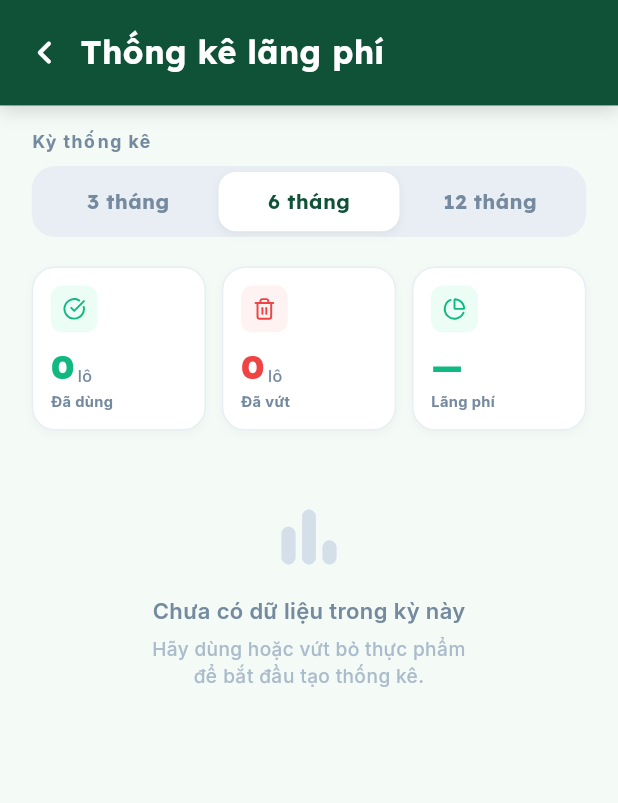
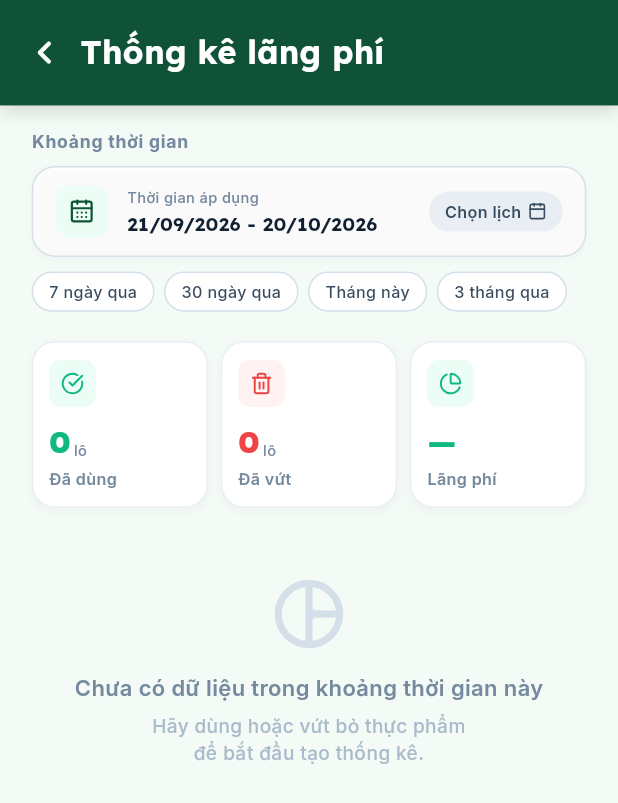
Before and after one commit to DuongLDT2005/FOORA, a Flutter app: the WasteStatisticsPage screen opened by its route, on a phone screen of 412 x 824 dp. Shown: the top 803 px of the screen. Run offline on Flutter 3.47's test engine with Material 3 defaults, Android fonts, the phone set to English and light mode, and no system bars; our stand-ins replace camera, cloud_firestore, cloud_functions, connectivity_plus, firebase_auth, firebase_core and 12 more; missing offline and left inert: google_mlkit_text_recognition; accounts and stored records are empty.

Commit message:
feat(statistics): balance summary cards, add date range picker, and remove bar chart

```diff
--- a/lib/features/statistics/data/repositories/statistics_repository_impl.dart
+++ b/lib/features/statistics/data/repositories/statistics_repository_impl.dart
@@ -11,11 +11,13 @@ class StatisticsRepositoryImpl implements StatisticsRepository {
   Future<List<StatusChangeRecord>> getStatusChangeRecords({
     required String householdId,
     required DateTime from,
+    DateTime? to,
     int limit = 2000,
   }) {
     return dataSource.getStatusChangeRecords(
       householdId: householdId,
       from: from,
+      to: to,
       limit: limit,
     );
   }
--- a/lib/features/statistics/domain/repositories/statistics_repository.dart
+++ b/lib/features/statistics/domain/repositories/statistics_repository.dart
@@ -9,6 +9,7 @@ abstract class StatisticsRepository {
   Future<List<StatusChangeRecord>> getStatusChangeRecords({
     required String householdId,
     required DateTime from,
+    DateTime? to,
     int limit,
   });
 }
--- a/lib/features/statistics/presentation/pages/waste_statistics_page.dart
+++ b/lib/features/statistics/presentation/pages/waste_statistics_page.dart
@@ -8,14 +8,14 @@ import '../../../../shared/layouts/subpage_layout.dart';
 import '../../../../shared/widgets/error_state.dart';
 import '../../domain/entities/waste_statistics.dart';
 import '../providers/waste_statistics_provider.dart';
-import '../widgets/monthly_waste_bar_chart.dart';
-import '../widgets/period_selector.dart';
+import '../widgets/date_range_selector.dart';
 import '../widgets/top_wasted_foods_list.dart';
 import '../widgets/waste_ratio_pie_chart.dart';
 import '../widgets/waste_summary_cards.dart';
 
 /// Waste Statistics page accessible from the Profile menu and the HomeStatsBoard.
-/// Displays per-month consumed/discarded counts, waste rate %, and top-5 wasted foods.
+/// Displays consumed/discarded counts, waste rate %, and top-5 wasted foods
+/// for a user-selected custom date range.
 class WasteStatisticsPage extends ConsumerStatefulWidget {
   const WasteStatisticsPage({super.key});
 
@@ -25,18 +25,31 @@ class WasteStatisticsPage extends ConsumerStatefulWidget {
 }
 
 class _WasteStatisticsPageState extends ConsumerState<WasteStatisticsPage> {
-  int _selectedMonths = 6; // default period
+  late DateTime _startDate;
+  late DateTime _endDate;
+
+  @override
+  void initState() {
+    super.initState();
+    final now = DateTime.now();
+    // Default to the past 30 days
+    _startDate = now.subtract(const Duration(days: 29));
+    _endDate = now;
+  }
+
+  DateRangeParam get _currentRange =>
+      DateRangeParam(startDate: _startDate, endDate: _endDate);
 
   @override
   Widget build(BuildContext context) {
-    final statsAsync = ref.watch(wasteStatisticsProvider(_selectedMonths));
+    final statsAsync = ref.watch(wasteStatisticsProvider(_currentRange));
 
     return SubpageLayout(
       header: AppHeader(title: 'Thống kê lãng phí'),
       body: RefreshIndicator(
         color: AppColors.primary,
         onRefresh: () async {
-          ref.invalidate(wasteStatisticsProvider(_selectedMonths));
+          ref.invalidate(wasteStatisticsProvider(_currentRange));
           await Future<void>.delayed(const Duration(milliseconds: 300));
         },
         child: SingleChildScrollView(
@@ -45,23 +58,25 @@ class _WasteStatisticsPageState extends ConsumerState<WasteStatisticsPage> {
           child: Column(
             crossAxisAlignment: CrossAxisAlignment.start,
             children: [
-              PeriodSelector(
-                selectedMonths: _selectedMonths,
-                onChanged: (months) {
-                  setState(() => _selectedMonths = months);
+              DateRangeSelector(
+                startDate: _startDate,
+                endDate: _endDate,
+                onDateRangeChanged: (start, end) {
+                  setState(() {
+                    _startDate = start;
+                    _endDate = end;
+                  });
                 },
               ),
               statsAsync.when(
-                data: (stats) =>
-                    _StatsBody(stats: stats, months: _selectedMonths),
+                data: (stats) => _StatsBody(stats: stats),
                 loading: () => _ShimmerSkeleton(),
                 error: (e, _) => Padding(
                   padding: EdgeInsets.only(top: 48.h),
                   child: ErrorStateWidget(
                     message: 'Không thể tải dữ liệu thống kê.',
-                    onRetry: () => ref.invalidate(
-                      wasteStatisticsProvider(_selectedMonths),
-                    ),
+                    onRetry: () =>
+                        ref.invalidate(wasteStatisticsProvider(_currentRange)),
                   ),
                 ),
               ),
@@ -77,10 +92,9 @@ class _WasteStatisticsPageState extends ConsumerState<WasteStatisticsPage> {
 // ─── Body when data loaded ───────────────────────────────────────────────────
 
 class _StatsBody extends StatelessWidget {
-  const _StatsBody({required this.stats, required this.months});
+  const _StatsBody({required this.stats});
 
   final WasteStatistics stats;
-  final int months;
 
   @override
   Widget build(BuildContext context) {
@@ -89,7 +103,6 @@ class _StatsBody extends StatelessWidget {
       children: [
         WasteSummaryCards(stats: stats),
         WasteRatioPieChart(stats: stats),
-        MonthlyWasteBarChart(monthly: stats.monthly, months: months),
         TopWastedFoodsList(topWasted: stats.topWasted),
         if (!stats.hasData) const _EmptyHint(),
         if (stats.totalResolved >= 2000) _LimitNotice(),
@@ -111,13 +124,13 @@ class _EmptyHint extends StatelessWidget {
         child: Column(
           children: [
             Icon(
-              Icons.bar_chart_rounded,
+              Icons.pie_chart_outline_rounded,
               size: 56.r,
               color: AppColors.slate200,
             ),
             SizedBox(height: 12.h),
             Text(
-              'Chưa có dữ liệu trong kỳ này',
+              'Chưa có dữ liệu trong khoảng thời gian này',
               style: TextStyle(
                 fontSize: 15.sp,
                 fontWeight: FontWeight.w600,
@@ -160,9 +173,7 @@ class _ShimmerSkeleton extends StatelessWidget {
       children: [
         _SkeletonBox(height: 90.h),
         SizedBox(height: 14.h),
-        _SkeletonBox(height: 160.h),
-        SizedBox(height: 14.h),
-        _SkeletonBox(height: 240.h),
+        _SkeletonBox(height: 180.h),
         SizedBox(height: 14.h),
         _SkeletonBox(height: 200.h),
       ],
--- a/lib/features/statistics/presentation/providers/waste_statistics_provider.dart
+++ b/lib/features/statistics/presentation/providers/waste_statistics_provider.dart
@@ -1,3 +1,4 @@
+import 'package:flutter/foundation.dart';
 import 'package:flutter_riverpod/flutter_riverpod.dart';
 
 import '../../../../core/firebase/firebase_providers.dart';
@@ -8,6 +9,37 @@ import '../../domain/entities/waste_statistics.dart';
 import '../../domain/usecases/compute_waste_statistics.dart';
 import '../../domain/usecases/get_status_change_records.dart';
 
+/// Parameter object identifying a date range filter for [wasteStatisticsProvider].
+@immutable
+class DateRangeParam {
+  const DateRangeParam({required this.startDate, required this.endDate});
+
+  final DateTime startDate;
+  final DateTime endDate;
+
+  @override
+  bool operator ==(Object other) =>
+      identical(this, other) ||
+      other is DateRangeParam &&
+          runtimeType == other.runtimeType &&
+          startDate.year == other.startDate.year &&
+          startDate.month == other.startDate.month &&
+          startDate.day == other.startDate.day &&
+          endDate.year == other.endDate.year &&
+          endDate.month == other.endDate.month &&
+          endDate.day == other.endDate.day;
+
+  @override
+  int get hashCode => Object.hash(
+    startDate.year,
+    startDate.month,
+    startDate.day,
+    endDate.year,
+    endDate.month,
+    endDate.day,
+  );
+}
+
 /// Internal provider that assembles the repository from Firestore.
 final _statisticsRepositoryProvider = Provider<StatisticsRepositoryImpl>((ref) {
   final firestore = ref.watch(firestoreProvider);
@@ -16,11 +48,11 @@ final _statisticsRepositoryProvider = Provider<StatisticsRepositoryImpl>((ref) {
   );
 });
 
-/// Fetches and computes [WasteStatistics] for the given number of months.
-/// Uses [FutureProvider.family] so each period is cached independently, and
+/// Fetches and computes [WasteStatistics] for the given [DateRangeParam].
+/// Uses [FutureProvider.family] so each range is cached independently, and
 /// [autoDispose] so resources are freed when the page is left.
 final wasteStatisticsProvider = FutureProvider.autoDispose
-    .family<WasteStatistics, int>((ref, months) async {
+    .family<WasteStatistics, DateRangeParam>((ref, range) async {
       final user = ref.watch(currentUserProvider);
       final householdId = user?.activeHouseholdId;
 
@@ -33,14 +65,35 @@ final wasteStatisticsProvider = FutureProvider.autoDispose
       final getRecords = GetStatusChangeRecords(repository);
       final compute = const ComputeWasteStatistics();
 
+      // Normalize start of day and end of day
+      final start = DateTime(
+        range.startDate.year,
+        range.startDate.month,
+        range.startDate.day,
+        0,
+        0,
+        0,
+      );
+      final end = DateTime(
+        range.endDate.year,
+        range.endDate.month,
+        range.endDate.day,
+        23,
+        59,
+        59,
+        999,
+      );
+
       final records = await getRecords(
         householdId: householdId,
-        months: months,
+        from: start,
+        to: end,
       );
 
       return compute(
         records: records,
+        startDate: start,
+        endDate: end,
         nowUtc: DateTime.now().toUtc(),
-        months: months,
       );
     });
--- /dev/null
+++ b/lib/features/statistics/presentation/widgets/date_range_selector.dart
@@ -0,0 +1,254 @@
+import 'package:flutter/material.dart';
+import 'package:flutter_screenutil/flutter_screenutil.dart';
+import 'package:lucide_icons_flutter/lucide_icons.dart';
+
+import '../../../../../core/theme/app_colors.dart';
+import '../../../../../core/utils/date_formatter.dart';
+
+/// Interactive date range picker selector for the Waste Statistics page.
+/// Allows the user to select custom start and end dates via a calendar dialog
+/// and provides convenient quick preset chips (7 days, 30 days, this month, 3 months).
+class DateRangeSelector extends StatelessWidget {
+  const DateRangeSelector({
+    super.key,
+    required this.startDate,
+    required this.endDate,
+    required this.onDateRangeChanged,
+  });
+
+  final DateTime startDate;
+  final DateTime endDate;
+  final void Function(DateTime start, DateTime end) onDateRangeChanged;
+
+  Future<void> _pickDateRange(BuildContext context) async {
+    final now = DateTime.now();
+    final picked = await showDateRangePicker(
+      context: context,
+      firstDate: DateTime(2020),
+      lastDate: DateTime(now.year + 1),
+      initialDateRange: DateTimeRange(
+        start: startDate.isAfter(now) ? now : startDate,
+        end: endDate.isAfter(DateTime(now.year + 1)) ? now : endDate,
+      ),
+      locale: const Locale('vi', 'VN'),
+      saveText: 'Áp dụng',
+      helpText: 'Chọn khoảng thời gian thống kê',
+      cancelText: 'Hủy',
+      confirmText: 'Áp dụng',
+      builder: (context, child) {
+        return Theme(
+          data: Theme.of(context).copyWith(
+            colorScheme: const ColorScheme.light(
+              primary: AppColors.primary,
+              onPrimary: Colors.white,
+              onSurface: AppColors.slate800,
+            ),
+          ),
+          child: child!,
+        );
+      },
+    );
+
+    if (picked != null) {
+      onDateRangeChanged(picked.start, picked.end);
+    }
+  }
+
+  @override
+  Widget build(BuildContext context) {
+    final startStr = DateFormatter.formatDate(startDate);
+    final endStr = DateFormatter.formatDate(endDate);
+
+    return Padding(
+      padding: EdgeInsets.only(bottom: 20.h),
+      child: Column(
+        crossAxisAlignment: CrossAxisAlignment.start,
+        children: [
+          Text(
+            'Khoảng thời gian',
+            style: TextStyle(
+              fontSize: 12.sp,
+              fontWeight: FontWeight.w700,
+              color: AppColors.slate400,
+              letterSpacing: 0.5,
+            ),
+          ),
+          SizedBox(height: 8.h),
+          Material(
+            color: Colors.white,
+            borderRadius: BorderRadius.circular(16.r),
+            child: InkWell(
+              onTap: () => _pickDateRange(context),
+              borderRadius: BorderRadius.circular(16.r),
+              child: Container(
+                padding: EdgeInsets.symmetric(horizontal: 14.w, vertical: 12.h),
+                decoration: BoxDecoration(
+                  borderRadius: BorderRadius.circular(16.r),
+                  border: Border.all(color: AppColors.slate200),
+                  boxShadow: [
+                    BoxShadow(
+                      color: Colors.black.withValues(alpha: 0.02),
+                      blurRadius: 4,
+                      offset: const Offset(0, 2),
+                    ),
+                  ],
+                ),
+                child: Row(
+                  children: [
+                    Container(
+                      width: 36.r,
+                      height: 36.r,
+                      decoration: BoxDecoration(
+                        color: AppColors.emerald50,
+                        borderRadius: BorderRadius.circular(10.r),
+                      ),
+                      child: Icon(
+                        LucideIcons.calendarDays,
+                        color: AppColors.primary,
+                        size: 18.r,
+                      ),
+                    ),
+                    SizedBox(width: 12.w),
+                    Expanded(
+                      child: Column(
+                        crossAxisAlignment: CrossAxisAlignment.start,
+                        children: [
+                          Text(
+                            'Thời gian áp dụng',
+                            style: TextStyle(
+                              fontSize: 10.sp,
+                              fontWeight: FontWeight.w500,
+                              color: AppColors.slate400,
+                            ),
+                          ),
+                          SizedBox(height: 2.h),
+                          Text(
+                            '$startStr - $endStr',
+                            style: TextStyle(
+                              fontFamily: 'Lexend',
+                              fontSize: 13.sp,
+                              fontWeight: FontWeight.w700,
+                              color: AppColors.slate800,
+                            ),
+                          ),
+                        ],
+                      ),
+                    ),
+                    Container(
+                      padding: EdgeInsets.symmetric(
+                        horizontal: 10.w,
+                        vertical: 6.h,
+                      ),
+                      decoration: BoxDecoration(
+                        color: AppColors.slate100,
+                        borderRadius: BorderRadius.circular(20.r),
+                      ),
+                      child: Row(
+                        mainAxisSize: MainAxisSize.min,
+                        children: [
+                          Text(
+                            'Chọn lịch',
+                            style: TextStyle(
+                              fontSize: 11.sp,
+                              fontWeight: FontWeight.w600,
+                              color: AppColors.slate600,
+                            ),
+                          ),
+                          SizedBox(width: 4.w),
+                          Icon(
+                            LucideIcons.calendar,
+                            size: 13.r,
+                            color: AppColors.slate600,
+                          ),
+                        ],
+                      ),
+                    ),
+                  ],
+                ),
+              ),
+            ),
+          ),
+          SizedBox(height: 10.h),
+          SingleChildScrollView(
+            scrollDirection: Axis.horizontal,
+            child: Row(
+              children: [
+                _QuickChip(
+                  label: '7 ngày qua',
+                  onTap: () {
+                    final now = DateTime.now();
+                    onDateRangeChanged(
+                      now.subtract(const Duration(days: 6)),
+                      now,
+                    );
+                  },
+                ),
+                SizedBox(width: 6.w),
+                _QuickChip(
+                  label: '30 ngày qua',
+                  onTap: () {
+                    final now = DateTime.now();
+                    onDateRangeChanged(
+                      now.subtract(const Duration(days: 29)),
+                      now,
+                    );
+                  },
+                ),
+                SizedBox(width: 6.w),
+                _QuickChip(
+                  label: 'Tháng này',
+                  onTap: () {
+                    final now = DateTime.now();
+                    onDateRangeChanged(DateTime(now.year, now.month, 1), now);
+                  },
+                ),
+                SizedBox(width: 6.w),
+                _QuickChip(
+                  label: '3 tháng qua',
+                  onTap: () {
+                    final now = DateTime.now();
+                    onDateRangeChanged(
+                      DateTime(now.year, now.month - 2, 1),
+                      now,
+                    );
+                  },
+                ),
+              ],
+            ),
+          ),
+        ],
+      ),
+    );
+  }
+}
+
+class _QuickChip extends StatelessWidget {
+  const _QuickChip({required this.label, required this.onTap});
+
+  final String label;
+  final VoidCallback onTap;
+
+  @override
+  Widget build(BuildContext context) {
+    return InkWell(
+      onTap: onTap,
+      borderRadius: BorderRadius.circular(20.r),
+      child: Container(
+        padding: EdgeInsets.symmetric(horizontal: 10.w, vertical: 5.h),
+        decoration: BoxDecoration(
+          color: Colors.white,
+          borderRadius: BorderRadius.circular(20.r),
+          border: Border.all(color: AppColors.slate200),
+        ),
+        child: Text(
+          label,
+          style: TextStyle(
+            fontSize: 11.sp,
+            fontWeight: FontWeight.w500,
+            color: AppColors.slate600,
+          ),
+        ),
+      ),
+    );
+  }
+}
--- a/lib/features/statistics/presentation/widgets/waste_summary_cards.dart
+++ b/lib/features/statistics/presentation/widgets/waste_summary_cards.dart
@@ -6,6 +6,7 @@ import '../../../../../core/theme/app_colors.dart';
 import '../../domain/entities/waste_statistics.dart';
 
 /// Three summary metric cards: consumed count, discarded count, waste rate %.
+/// Balanced with equal height, uniform layout, and aligned baselines.
 class WasteSummaryCards extends StatelessWidget {
   const WasteSummaryCards({super.key, required this.stats});
 
@@ -22,7 +23,12 @@ class WasteSummaryCards extends StatelessWidget {
 
     return Padding(
       padding: EdgeInsets.only(bottom: 20.h),
+      child: Column(
+        crossAxisAlignment: CrossAxisAlignment.start,
+        children: [
+          IntrinsicHeight(
             child: Row(
+              crossAxisAlignment: CrossAxisAlignment.stretch,
               children: [
                 Expanded(
                   child: _SummaryCard(
@@ -34,21 +40,18 @@ class WasteSummaryCards extends StatelessWidget {
                     bgColor: AppColors.emerald50,
                   ),
                 ),
-          SizedBox(width: 10.w),
+                SizedBox(width: 8.w),
                 Expanded(
                   child: _SummaryCard(
                     label: 'Đã vứt',
                     value: '${stats.totalDiscarded}',
                     unit: 'lô',
-              subtitle: stats.discardedAfterExpiry > 0
-                  ? '${stats.discardedAfterExpiry} lô quá hạn'
-                  : null,
                     icon: LucideIcons.trash2,
                     color: AppColors.red500,
                     bgColor: AppColors.red50,
                   ),
                 ),
-          SizedBox(width: 10.w),
+                SizedBox(width: 8.w),
                 Expanded(
                   child: _SummaryCard(
                     label: 'Lãng phí',
@@ -63,6 +66,36 @@ class WasteSummaryCards extends StatelessWidget {
                 ),
               ],
             ),
+          ),
+          if (stats.discardedAfterExpiry > 0) ...[
+            SizedBox(height: 10.h),
+            Container(
+              padding: EdgeInsets.symmetric(horizontal: 12.w, vertical: 8.h),
+              decoration: BoxDecoration(
+                color: AppColors.red50.withValues(alpha: 0.6),
+                borderRadius: BorderRadius.circular(10.r),
+                border: Border.all(color: AppColors.red100),
+              ),
+              child: Row(
+                children: [
+                  Icon(LucideIcons.info, size: 14.r, color: AppColors.red500),
+                  SizedBox(width: 6.w),
+                  Expanded(
+                    child: Text(
+                      'Trong đó có ${stats.discardedAfterExpiry} lô bị vứt do quá hạn',
+                      style: TextStyle(
+                        fontSize: 12.sp,
+                        fontWeight: FontWeight.w500,
+                        color: AppColors.red500,
+                      ),
+                    ),
+                  ),
+                ],
+              ),
+            ),
+          ],
+        ],
+      ),
     );
   }
 }
@@ -75,7 +108,6 @@ class _SummaryCard extends StatelessWidget {
     required this.icon,
     required this.color,
     required this.bgColor,
-    this.subtitle,
   });
 
   final String label;
@@ -84,12 +116,11 @@ class _SummaryCard extends StatelessWidget {
   final IconData icon;
   final Color color;
   final Color bgColor;
-  final String? subtitle;
 
   @override
   Widget build(BuildContext context) {
     return Container(
-      padding: EdgeInsets.all(12.r),
+      padding: EdgeInsets.symmetric(horizontal: 10.w, vertical: 12.h),
       decoration: BoxDecoration(
         color: Colors.white,
         borderRadius: BorderRadius.circular(16.r),
@@ -104,6 +135,7 @@ class _SummaryCard extends StatelessWidget {
       ),
       child: Column(
         crossAxisAlignment: CrossAxisAlignment.start,
+        mainAxisAlignment: MainAxisAlignment.spaceBetween,
         children: [
           Container(
             width: 32.r,
@@ -114,7 +146,10 @@ class _SummaryCard extends StatelessWidget {
             ),
             child: Icon(icon, color: color, size: 16.r),
           ),
-          SizedBox(height: 8.h),
+          SizedBox(height: 10.h),
+          Column(
+            crossAxisAlignment: CrossAxisAlignment.start,
+            children: [
               FittedBox(
                 fit: BoxFit.scaleDown,
                 alignment: Alignment.centerLeft,
@@ -125,7 +160,7 @@ class _SummaryCard extends StatelessWidget {
                       value,
                       style: TextStyle(
                         fontFamily: 'Lexend',
-                    fontSize: 22.sp,
+                        fontSize: 20.sp,
                         fontWeight: FontWeight.w900,
                         color: color,
                       ),
@@ -133,11 +168,12 @@ class _SummaryCard extends StatelessWidget {
                     if (unit.isNotEmpty) ...[
                       SizedBox(width: 2.w),
                       Padding(
-                    padding: EdgeInsets.only(bottom: 3.h),
+                        padding: EdgeInsets.only(bottom: 2.h),
                         child: Text(
                           unit,
                           style: TextStyle(
-                        fontSize: 11.sp,
+                            fontSize: 10.sp,
+                            fontWeight: FontWeight.w500,
                             color: AppColors.slate400,
                           ),
                         ),
@@ -146,23 +182,17 @@ class _SummaryCard extends StatelessWidget {
                   ],
                 ),
               ),
+              SizedBox(height: 2.h),
               Text(
                 label,
                 style: TextStyle(
-              fontSize: 10.sp,
-              fontWeight: FontWeight.w700,
+                  fontSize: 11.sp,
+                  fontWeight: FontWeight.w600,
                   color: AppColors.slate400,
                 ),
               ),
-          if (subtitle != null) ...[
-            SizedBox(height: 4.h),
-            Text(
-              subtitle!,
-              style: TextStyle(fontSize: 9.sp, color: AppColors.red500),
-              maxLines: 1,
-              overflow: TextOverflow.ellipsis,
+            ],
           ),
-          ],
         ],
       ),
     );
```
Also changed, not shown: lib/features/statistics/data/datasources/statistics_remote_datasource.dart (+19 -3 lines), lib/features/statistics/domain/usecases/compute_waste_statistics.dart (+25 -10 lines), lib/features/statistics/domain/usecases/get_status_change_records.dart (+25 -8 lines), 1 other file. Lines whose indentation alone changed are shown as unchanged.
